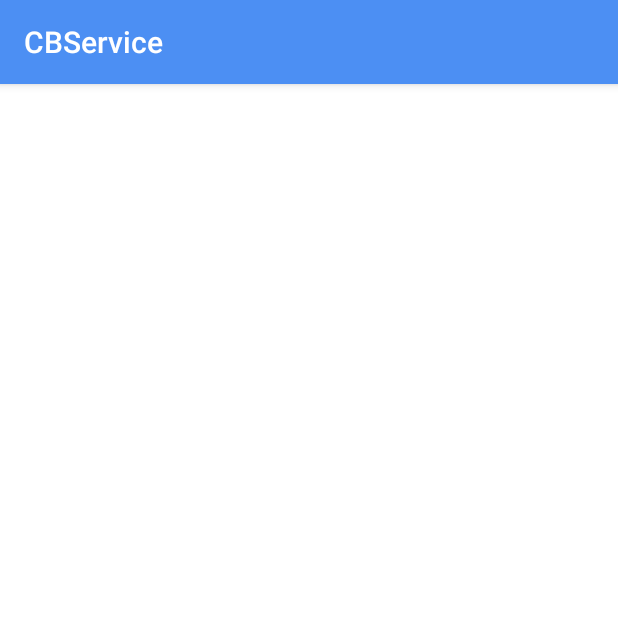
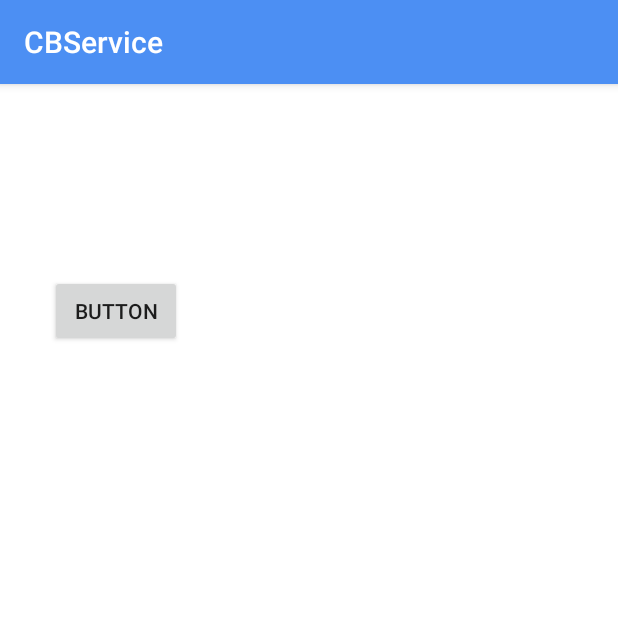
Before and after one commit to KhomutovYarik/CashBox, an Android app: the screen it shows after launch (MainActivity), on a phone screen of 412 x 824 dp, the top half of it. Run offline under Robolectric (Android 15) with nearby library versions, the phone set to English and light mode, and no system bars.

Commit message:
Initial commit

```diff
--- a/app/src/main/res/layout/activity_main.xml
+++ b/app/src/main/res/layout/activity_main.xml
@@ -4,6 +4,18 @@
     xmlns:tools="http://schemas.android.com/tools"
     android:layout_width="match_parent"
     android:layout_height="match_parent"
+    android:background="@color/backColor"
     tools:context=".MainActivity"
-    android:background="@color/backColor"
-    tools:layout_editor_absoluteY="81dp"/>
+    tools:layout_editor_absoluteY="81dp">
+
+    <Button
+        android:id="@+id/button"
+        android:layout_width="wrap_content"
+        android:layout_height="wrap_content"
+        android:layout_marginStart="33dp"
+        android:layout_marginLeft="33dp"
+        android:layout_marginTop="127dp"
+        android:text="@string/button"
+        app:layout_constraintStart_toStartOf="parent"
+        app:layout_constraintTop_toTopOf="parent" />
+</androidx.constraintlayout.widget.ConstraintLayout>
--- a/app/src/main/res/values/strings.xml
+++ b/app/src/main/res/values/strings.xml
@@ -1,3 +1,4 @@
 <resources>
     <string name="app_name">CBService</string>
+    <string name="button">Button</string>
 </resources>
```
